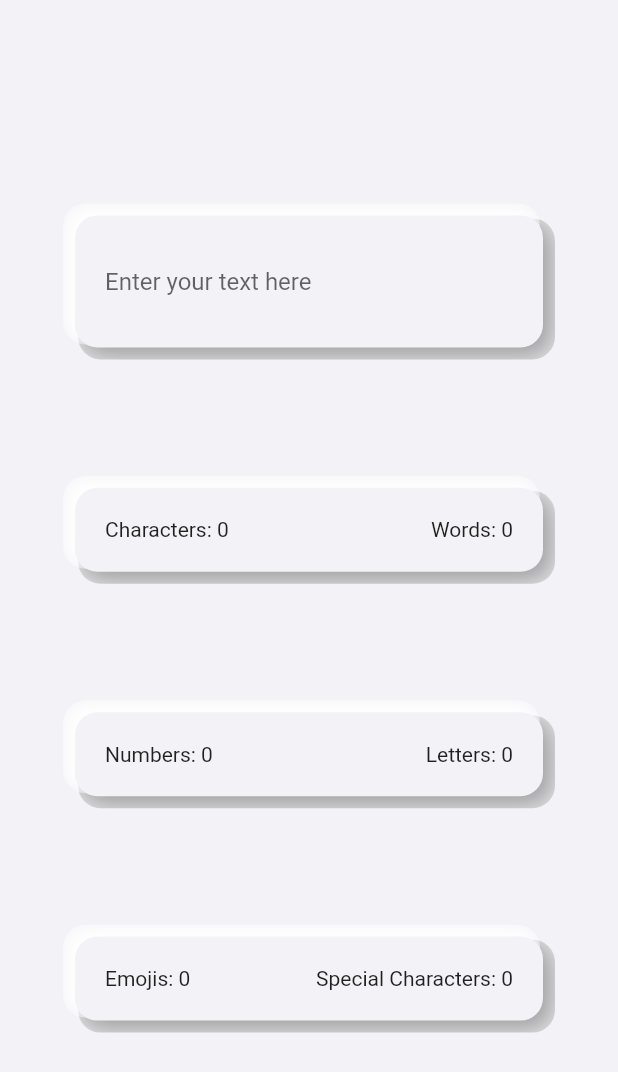
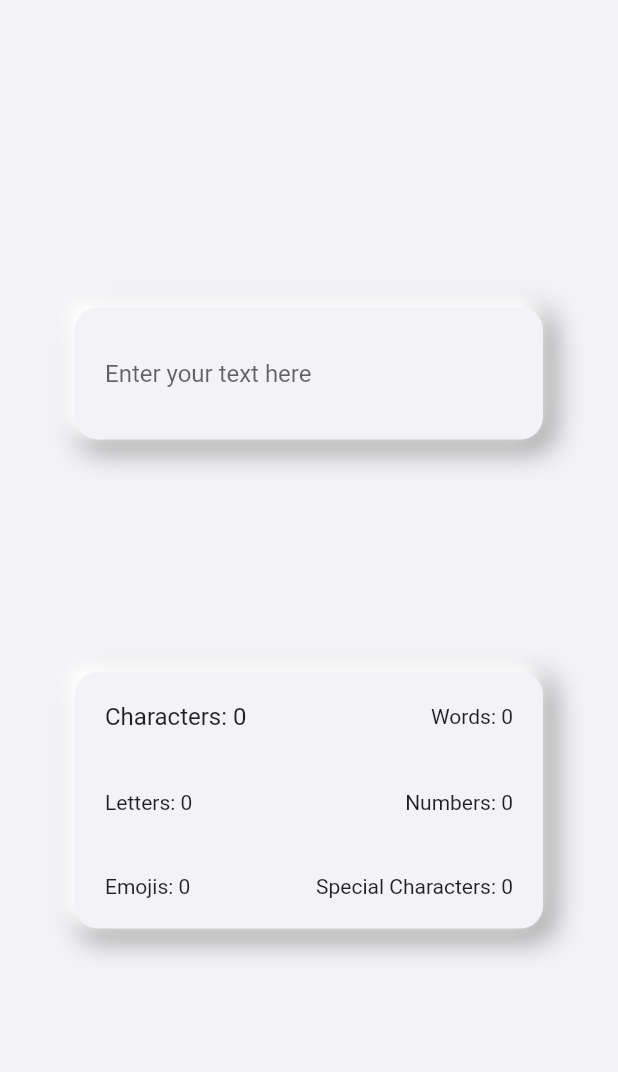
Before and after one commit to hamo-mek/character_counter, a Flutter app: the screen it shows after launch, on a phone screen of 412 x 824 dp. Shown: the top 1072 px of the screen. Run offline on Flutter 3.47's test engine with Material 2 defaults, Android fonts, the phone set to English and light mode, and no system bars.

Commit message:
Just updated the UI

```diff
--- a/lib/home_page.dart
+++ b/lib/home_page.dart
@@ -25,10 +25,9 @@ class _HomePageState extends State<HomePage> {
   }
 
   int getLetterCount(String text) {
-    RegExp regex = RegExp(r'[A-Za-z]');
+    RegExp regex = RegExp(r'[A-Za-zأ-ي]');
     return regex.allMatches(text).length;
   }
-
 
   int getEmojiCount(String text) {
     RegExp regex = RegExp(
@@ -40,7 +39,6 @@ class _HomePageState extends State<HomePage> {
     int count = matches.length;
     return count;
   }
-
 
   int allOtherCharacters(String text) {
     RegExp regex = RegExp(r"[^A-Za-z0-9\u0080-\uFFFF\u0600-\u06FF]");
@@ -72,33 +70,48 @@ class _HomePageState extends State<HomePage> {
                 ),
               ),
               Box(
-                child: Row(
+                child: Column(
                   mainAxisAlignment: MainAxisAlignment.spaceBetween,
                   children: [
-                    Text('Characters: ${textController.text.length}'),
+                    Row(
+                      mainAxisAlignment: MainAxisAlignment.spaceBetween,
+                      children: [
+                        Text(
+                          'Characters: ${textController.text.length}',
+                          style: const TextStyle(fontSize: 16),
+                        ),
                         Text('Words: ${getWordCount(textController.text)}'),
                       ],
                     ),
-              ),
-              Box(
-                child: Row(
+                    SizedBox(height: 40),
+                    Row(
                       mainAxisAlignment: MainAxisAlignment.spaceBetween,
                       children: [
-                    Text('Numbers: ${getNumberCount(textController.text)}'),
-                    Text('Letters: ${getLetterCount(textController.text)}'),
+                        Text(
+                          'Letters: ${getLetterCount(textController.text)}',
+                          style: const TextStyle(fontSize: 14),
+                        ),
+                        Text(
+                          'Numbers: ${getNumberCount(textController.text)}',
+                          style: const TextStyle(fontSize: 14),
+                        ),
                       ],
                     ),
-              ),
-              Box(
-                child: Row(
+                    SizedBox(height: 40),
+                    Row(
                       mainAxisAlignment: MainAxisAlignment.spaceBetween,
                       children: [
-                    Text('Emojis: ${getEmojiCount(textController.text)}'),
-
+                        Text(
+                          'Emojis: ${getEmojiCount(textController.text)}',
+                          style: const TextStyle(fontSize: 14),
+                        ),
                         Text(
                           'Special Characters: '
                           '${allOtherCharacters(textController.text)}',
+                          style: const TextStyle(fontSize: 14),
                         ),
+                      ],
+                    )
                   ],
                 ),
               )
--- a/lib/util/container.dart
+++ b/lib/util/container.dart
@@ -21,14 +21,12 @@ class Box extends StatelessWidget {
             spreadRadius: 3.0,
             blurRadius: 15,
             offset: Offset(5, 5),
-            blurStyle: BlurStyle.inner
           ),
           BoxShadow(
             color: Colors.white,
             spreadRadius: 3.0,
             blurRadius: 10.0,
             offset: Offset(-5, -5),
-            blurStyle: BlurStyle.inner
           ),
         ],
       ),
```
Also changed, not shown: 1 other file. Lines whose indentation alone changed are shown as unchanged.
